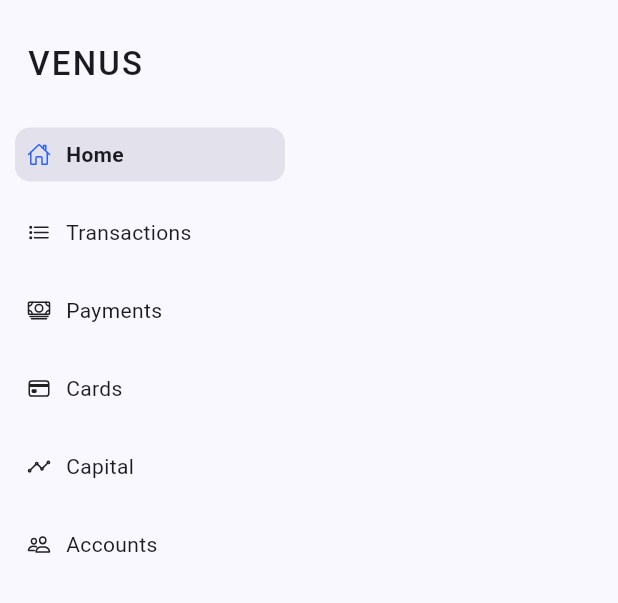
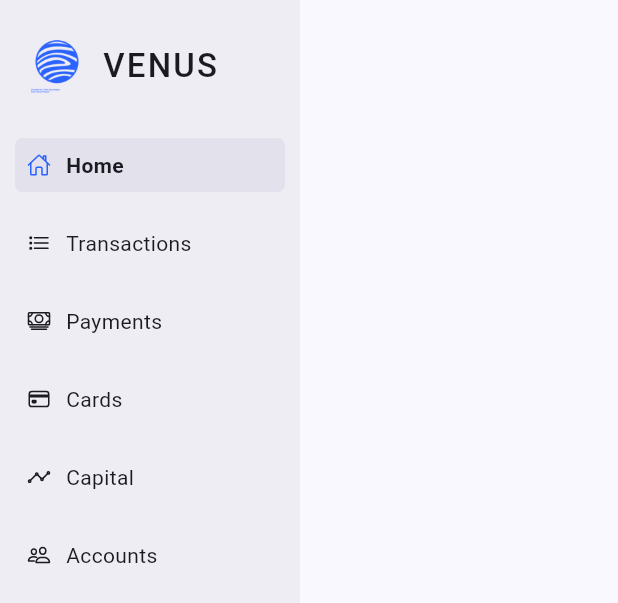
Before and after one commit to KRTirtho/venus, a Flutter app: the Sidebar widget shown alone on an empty page, opened directly with empty values, on a phone screen of 412 x 824 dp. Shown: the top 603 px of the screen. Run offline on Flutter 3.47's test engine with Material 2 defaults, Android fonts, the phone set to English and light mode, and no system bars; drawn by our look-alikes of sidebarx; our stand-ins replace fl_chart, flutter_hooks, gap, ionicons; missing offline and left inert: random_name_generator; statements that could not run were skipped.

Commit message:
feat: add theme support and logo

```diff
--- a/lib/components/sidebar/sidebar.dart
+++ b/lib/components/sidebar/sidebar.dart
@@ -1,9 +1,8 @@
-import 'dart:io';
-
 import 'package:collection/collection.dart';
 import 'package:flutter_hooks/flutter_hooks.dart';
 
 import 'package:flutter/material.dart';
+import 'package:gap/gap.dart';
 import 'package:ionicons/ionicons.dart';
 import 'package:sidebarx/sidebarx.dart';
 import 'package:venus/components/sidebar/use_controller.dart';
@@ -64,7 +63,7 @@ class Sidebar extends HookWidget {
                     e.icon,
                     color: selectedIndex == index
                         ? theme.colorScheme.primary
-                        : null,
+                        : theme.colorScheme.onBackground,
                     size: 16,
                   ),
                   label: e.title,
@@ -77,6 +76,19 @@ class Sidebar extends HookWidget {
                 padding: const EdgeInsets.all(24).copyWith(left: 12),
                 child: Row(
                   children: [
+                    ColorFiltered(
+                      colorFilter: ColorFilter.mode(
+                        theme.colorScheme.primary,
+                        BlendMode.srcIn,
+                      ),
+                      child: Image.asset(
+                        "assets/images/logo.png",
+                        width: 40,
+                        height: 40,
+                        fit: BoxFit.contain,
+                      ),
+                    ),
+                    const Gap(10),
                     Text(
                       'VENUS',
                       style: theme.textTheme.titleLarge?.copyWith(
@@ -88,26 +100,18 @@ class Sidebar extends HookWidget {
                 ),
               );
             },
-            theme: SidebarXTheme(
-              width: 50,
-              margin:
-                  EdgeInsets.only(bottom: 10, top: Platform.isMacOS ? 35 : 5),
-              selectedItemDecoration: BoxDecoration(
-                borderRadius: BorderRadius.circular(10),
-                color: theme.colorScheme.primary.withOpacity(0.1),
-              ),
-              selectedIconTheme: IconThemeData(
-                color: theme.colorScheme.primary,
-              ),
-            ),
             extendedTheme: SidebarXTheme(
               width: 200,
               padding: const EdgeInsets.symmetric(horizontal: 6),
               decoration: BoxDecoration(
-                color: theme.colorScheme.background.withOpacity(0.95),
+                color: Color.lerp(
+                  theme.colorScheme.background,
+                  theme.colorScheme.onBackground,
+                  0.05,
+                ),
               ),
               selectedItemDecoration: BoxDecoration(
-                borderRadius: BorderRadius.circular(10),
+                borderRadius: BorderRadius.circular(5),
                 color: theme.colorScheme.surfaceVariant,
               ),
               selectedIconTheme: IconThemeData(
--- a/lib/screens/home.dart
+++ b/lib/screens/home.dart
@@ -42,6 +42,7 @@ class HomeScreen extends HookWidget {
             behavior:
                 ScrollConfiguration.of(context).copyWith(scrollbars: false),
             child: SingleChildScrollView(
+              padding: const EdgeInsets.all(20),
               controller: controller,
               child: ConstrainedBox(
                 constraints: const BoxConstraints(
```
Also changed, not shown: lib/main.dart (+56 -34 lines), lib/modules/home/search_module.dart (+23 -7 lines), lib/modules/home/welcome_card_module.dart (+9 -1 lines), pubspec.yaml (+4 -3 lines), assets/images/logo.png (added), lib/modules/sidebar.dart (deleted), pubspec.lock.
